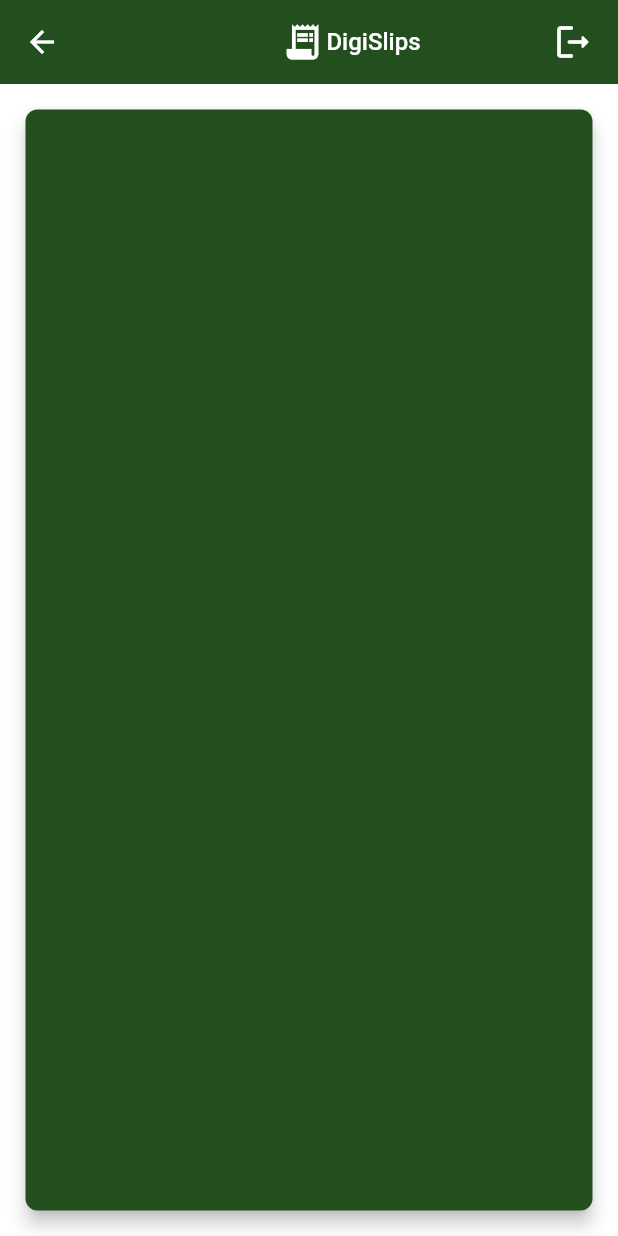
After one commit to SthembisoVinjwa/Digislip, a Flutter app: the Account screen opened directly, on a phone screen of 412 x 824 dp. The commit adds this screen. Run offline on Flutter 3.47's test engine with Material 2 defaults, Android fonts, the phone set to English and light mode, and no system bars; our stand-ins replace barcode_widget, delayed_display, firebase_auth, firebase_core, google_sign_in, image_picker; accounts and stored records are empty.

```diff
--- a/lib/main.dart
+++ b/lib/main.dart
@@ -25,7 +25,8 @@ class MyApp extends StatelessWidget {
         theme: ThemeData(
           brightness: Brightness.light,
           primaryColor: const Color(0xFF234F1E),
-          canvasColor: const Color(0xFF028A0F),
+          secondaryHeaderColor: const Color(0xFF028A0F),
+          canvasColor: const Color(0xFF234F1E),
           cardColor: Colors.white,
           colorScheme: ColorScheme.fromSwatch(primarySwatch: Colors.green)
               .copyWith(secondary: const Color(0xFF5DBB63)),
--- /dev/null
+++ b/lib/screens/home/account/account.dart
@@ -0,0 +1,78 @@
+import 'package:flutter/material.dart';
+
+import '../../../services/auth.dart';
+
+class Account extends StatefulWidget {
+  const Account({Key? key}) : super(key: key);
+
+  @override
+  State<Account> createState() => _AccountState();
+}
+
+class _AccountState extends State<Account> {
+  final AuthService _auth = AuthService();
+
+  @override
+  Widget build(BuildContext context) {
+    return Scaffold(
+      backgroundColor: Theme.of(context).cardColor,
+      appBar: AppBar(
+        elevation: 0,
+        backgroundColor: Theme.of(context).primaryColor,
+        centerTitle: true,
+        title: Stack(
+          alignment: Alignment.center,
+          children: [
+            Row(
+              mainAxisAlignment: MainAxisAlignment.center,
+              children: [
+                Icon(Icons.receipt_long, size: 28),
+                SizedBox(width: 2),
+                Text(
+                  'DigiSlips',
+                  style: TextStyle(fontSize: 16),
+                ),
+              ],
+            ),
+            Positioned(
+              right: -10,
+              child: Row(
+                children: [
+                  IconButton(
+                    icon: const Icon(
+                      Icons.logout_rounded,
+                      size: 28,
+                    ),
+                    onPressed: () async {
+                      await _auth.signOut();
+                    },
+                  ),
+                ],
+              ),
+            ),
+          ],
+        ),
+      ),
+      body: Container(
+        padding: const EdgeInsets.only(left: 5.0, right: 5.0, bottom: 5.0, top: 5.0),
+        alignment: Alignment.center,
+        child: Card(
+          elevation: 5.0,
+          color: Theme.of(context).primaryColor,
+          shape: RoundedRectangleBorder(
+            borderRadius: BorderRadius.circular(8.0),
+          ),
+          margin: const EdgeInsets.all(12),
+          child: Padding(
+            padding: const EdgeInsets.all(20.0),
+            child: Column(
+              children: [
+                Container()
+              ],
+            ),
+          ),
+        ),
+      ),
+    );
+  }
+}
--- a/lib/screens/home/dashboard_items.dart
+++ b/lib/screens/home/dashboard/dashboard_items.dart
@@ -63,6 +63,9 @@ class _DashboardItemsState extends State<DashboardItems> {
 
   Widget _DashboardOptionCard(ItemModel item) {
     return GestureDetector(
+      onTap: () {
+        print(true);
+      },
       child: TweenAnimationBuilder<double>(
         duration: const Duration(milliseconds: 760),
         tween: Tween(begin: -1, end: 0.5),
```
Also changed, not shown: lib/screens/authenticate/login.dart (+13 -5 lines), lib/screens/authenticate/register.dart (+21 -13 lines), lib/screens/home/dashboard/dashboard.dart (added, +107 -0 lines), lib/screens/home/home.dart (+7 -7 lines), lib/screens/home/menu.dart (deleted, +0 -35 lines), lib/screens/home/menu/menu.dart (added, +78 -0 lines), lib/screens/home/profile.dart (deleted, +0 -35 lines), lib/screens/home/subscription.dart (deleted, +0 -35 lines), lib/screens/home/subscription/subscription.dart (renamed from lib/screens/home/dashboard.dart, +6 -35 lines).
